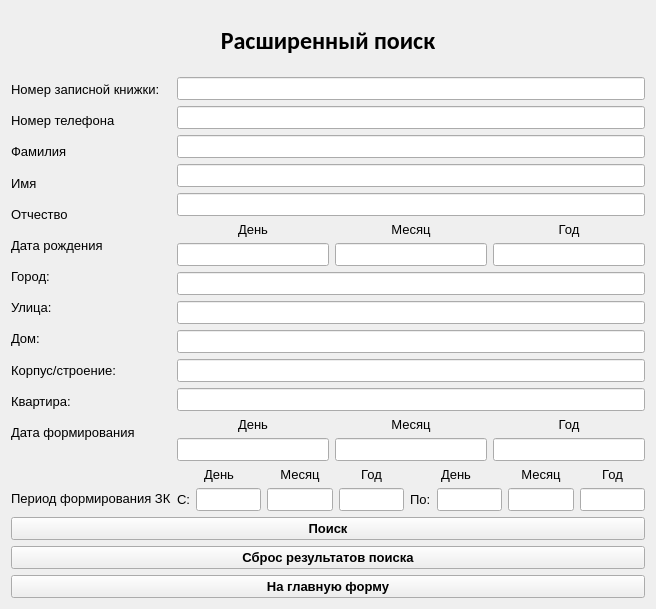
Yavlados/VKR, file search.ui: the form before one commit.
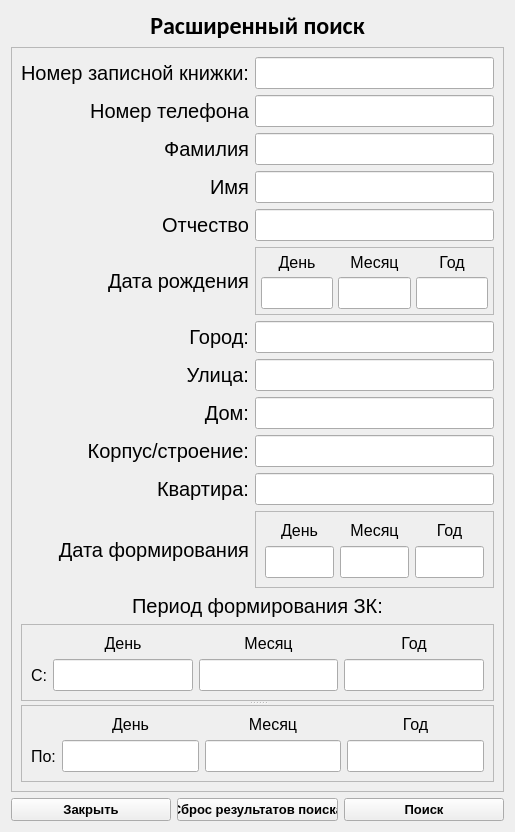
The form after the commit.

Patch:
```diff
--- a/search.ui
+++ b/search.ui
@@ -6,10 +6,16 @@
    <rect>
     <x>0</x>
     <y>0</y>
-    <width>656</width>
-    <height>609</height>
+    <width>515</width>
+    <height>804</height>
    </rect>
   </property>
+  <property name="sizePolicy">
+   <sizepolicy hsizetype="Preferred" vsizetype="Preferred">
+    <horstretch>0</horstretch>
+    <verstretch>0</verstretch>
+   </sizepolicy>
+  </property>
   <property name="font">
    <font>
     <family>Arial</family>
@@ -19,11 +25,14 @@
   <property name="windowTitle">
    <string>Поиск</string>
   </property>
-  <layout class="QVBoxLayout" name="verticalLayout_15">
-   <item>
+  <property name="autoFillBackground">
+   <bool>true</bool>
+  </property>
+  <layout class="QGridLayout" name="gridLayout_2">
+   <item row="0" column="0">
     <widget class="QLabel" name="label">
      <property name="sizePolicy">
-      <sizepolicy hsizetype="Preferred" vsizetype="Preferred">
+      <sizepolicy hsizetype="Expanding" vsizetype="Fixed">
        <horstretch>0</horstretch>
        <verstretch>0</verstretch>
       </sizepolicy>
@@ -45,350 +54,513 @@
      </property>
     </widget>
    </item>
-   <item>
-    <layout class="QHBoxLayout" name="horizontalLayout_8">
-     <item>
-      <layout class="QVBoxLayout" name="verticalLayout_2">
-       <item>
-        <widget class="QLabel" name="label_5">
-         <property name="font">
-          <font>
-           <family>Arial</family>
-           <pointsize>10</pointsize>
-          </font>
-         </property>
-         <property name="text">
-          <string>Номер записной книжки:</string>
-         </property>
-        </widget>
-       </item>
-       <item>
-        <widget class="QLabel" name="label_7">
-         <property name="text">
-          <string>Номер телефона</string>
-         </property>
-        </widget>
-       </item>
-       <item>
-        <widget class="QLabel" name="label_2">
-         <property name="font">
-          <font>
-           <family>Arial</family>
-           <pointsize>10</pointsize>
-          </font>
-         </property>
-         <property name="text">
-          <string>Фамилия      </string>
-         </property>
-        </widget>
-       </item>
-       <item>
+   <item row="1" column="0">
+    <widget class="QFrame" name="frame">
+     <property name="sizePolicy">
+      <sizepolicy hsizetype="Ignored" vsizetype="Preferred">
+       <horstretch>0</horstretch>
+       <verstretch>0</verstretch>
+      </sizepolicy>
+     </property>
+     <property name="frameShape">
+      <enum>QFrame::StyledPanel</enum>
+     </property>
+     <property name="frameShadow">
+      <enum>QFrame::Raised</enum>
+     </property>
+     <property name="lineWidth">
+      <number>1</number>
+     </property>
+     <property name="midLineWidth">
+      <number>0</number>
+     </property>
+     <layout class="QGridLayout" name="gridLayout_6">
+      <item row="3" column="0">
         <widget class="QLabel" name="label_3">
          <property name="font">
           <font>
            <family>Arial</family>
-           <pointsize>10</pointsize>
+          <pointsize>15</pointsize>
           </font>
          </property>
          <property name="text">
           <string>Имя</string>
          </property>
-        </widget>
-       </item>
-       <item>
-        <widget class="QLabel" name="label_4">
-         <property name="font">
-          <font>
-           <family>Arial</family>
-           <pointsize>10</pointsize>
-          </font>
-         </property>
-         <property name="text">
-          <string>Отчество</string>
-         </property>
-        </widget>
-       </item>
-       <item>
-        <widget class="QLabel" name="label_6">
+        <property name="alignment">
+         <set>Qt::AlignRight|Qt::AlignTrailing|Qt::AlignVCenter</set>
+        </property>
+       </widget>
+      </item>
+      <item row="9" column="1">
+       <widget class="QLineEdit" name="le_reg_corp">
+        <property name="sizePolicy">
+         <sizepolicy hsizetype="Ignored" vsizetype="Fixed">
+          <horstretch>0</horstretch>
+          <verstretch>0</verstretch>
+         </sizepolicy>
+        </property>
          <property name="font">
           <font>
-           <family>Arial</family>
-           <pointsize>10</pointsize>
-          </font>
-         </property>
-         <property name="text">
-          <string>Дата рождения</string>
-         </property>
-        </widget>
-       </item>
-       <item>
+          <pointsize>15</pointsize>
+         </font>
+        </property>
+       </widget>
+      </item>
+      <item row="6" column="0">
         <widget class="QLabel" name="label_12">
          <property name="font">
           <font>
            <family>Arial</family>
-           <pointsize>10</pointsize>
+          <pointsize>15</pointsize>
           </font>
          </property>
          <property name="text">
           <string>Город:</string>
          </property>
-        </widget>
-       </item>
-       <item>
-        <widget class="QLabel" name="label_14">
-         <property name="font">
-          <font>
-           <family>Arial</family>
-           <pointsize>10</pointsize>
-          </font>
-         </property>
-         <property name="text">
-          <string>Улица:</string>
-         </property>
-        </widget>
-       </item>
-       <item>
-        <widget class="QLabel" name="label_13">
-         <property name="font">
-          <font>
-           <family>Arial</family>
-           <pointsize>10</pointsize>
-          </font>
-         </property>
-         <property name="text">
-          <string>Дом:</string>
-         </property>
-        </widget>
-       </item>
-       <item>
-        <widget class="QLabel" name="label_15">
+        <property name="alignment">
+         <set>Qt::AlignRight|Qt::AlignTrailing|Qt::AlignVCenter</set>
+        </property>
+       </widget>
+      </item>
+      <item row="3" column="1">
+       <widget class="QLineEdit" name="le_name">
+        <property name="sizePolicy">
+         <sizepolicy hsizetype="Ignored" vsizetype="Fixed">
+          <horstretch>0</horstretch>
+          <verstretch>0</verstretch>
+         </sizepolicy>
+        </property>
          <property name="font">
           <font>
-           <family>Arial</family>
-           <pointsize>10</pointsize>
-          </font>
-         </property>
-         <property name="text">
-          <string>Корпус/строение:</string>
-         </property>
-        </widget>
-       </item>
-       <item>
-        <widget class="QLabel" name="label_16">
-         <property name="font">
-          <font>
-           <family>Arial</family>
-           <pointsize>10</pointsize>
-          </font>
-         </property>
-         <property name="text">
-          <string>Квартира:</string>
-         </property>
-        </widget>
-       </item>
-       <item>
-        <widget class="QLabel" name="label_19">
-         <property name="font">
-          <font>
-           <family>Arial</family>
-           <pointsize>10</pointsize>
-          </font>
-         </property>
-         <property name="text">
-          <string>Дата формирования</string>
-         </property>
-        </widget>
-       </item>
-       <item>
-        <spacer name="horizontalSpacer">
-         <property name="orientation">
-          <enum>Qt::Horizontal</enum>
-         </property>
-         <property name="sizeType">
-          <enum>QSizePolicy::Fixed</enum>
-         </property>
-         <property name="sizeHint" stdset="0">
-          <size>
-           <width>40</width>
-           <height>35</height>
-          </size>
-         </property>
-        </spacer>
-       </item>
-       <item>
+          <pointsize>15</pointsize>
+         </font>
+        </property>
+       </widget>
+      </item>
+      <item row="12" column="0" colspan="2">
         <widget class="QLabel" name="label_28">
+        <property name="font">
+         <font>
+          <pointsize>15</pointsize>
+         </font>
+        </property>
          <property name="text">
-          <string>Период формирования ЗК</string>
-         </property>
-        </widget>
-       </item>
-      </layout>
-     </item>
-     <item>
-      <layout class="QVBoxLayout" name="verticalLayout_9">
-       <item>
-        <widget class="QLineEdit" name="le_zk_id">
-         <property name="enabled">
-          <bool>true</bool>
-         </property>
-        </widget>
-       </item>
-       <item>
-        <widget class="QLineEdit" name="le_tel_num"/>
-       </item>
-       <item>
-        <widget class="QLineEdit" name="le_last_name"/>
-       </item>
-       <item>
-        <widget class="QLineEdit" name="le_name"/>
-       </item>
-       <item>
-        <widget class="QLineEdit" name="le_mid_name"/>
-       </item>
-       <item>
-        <layout class="QHBoxLayout" name="horizontalLayout_2">
-         <item>
-          <layout class="QVBoxLayout" name="verticalLayout_3">
-           <item>
+         <string>Период формирования ЗК:</string>
+        </property>
+        <property name="alignment">
+         <set>Qt::AlignBottom|Qt::AlignHCenter</set>
+        </property>
+       </widget>
+      </item>
+      <item row="0" column="0">
+       <widget class="QLabel" name="label_5">
+        <property name="sizePolicy">
+         <sizepolicy hsizetype="Expanding" vsizetype="Preferred">
+          <horstretch>0</horstretch>
+          <verstretch>0</verstretch>
+         </sizepolicy>
+        </property>
+        <property name="font">
+         <font>
+          <family>Arial</family>
+          <pointsize>15</pointsize>
+         </font>
+        </property>
+        <property name="text">
+         <string>Номер записной книжки:</string>
+        </property>
+        <property name="alignment">
+         <set>Qt::AlignRight|Qt::AlignTrailing|Qt::AlignVCenter</set>
+        </property>
+       </widget>
+      </item>
+      <item row="5" column="1">
+       <widget class="QFrame" name="frame_5">
+        <property name="sizePolicy">
+         <sizepolicy hsizetype="Fixed" vsizetype="Preferred">
+          <horstretch>0</horstretch>
+          <verstretch>0</verstretch>
+         </sizepolicy>
+        </property>
+        <property name="frameShape">
+         <enum>QFrame::StyledPanel</enum>
+        </property>
+        <property name="frameShadow">
+         <enum>QFrame::Raised</enum>
+        </property>
+        <layout class="QGridLayout" name="gridLayout_5">
+         <property name="leftMargin">
+          <number>5</number>
+         </property>
+         <property name="topMargin">
+          <number>5</number>
+         </property>
+         <property name="rightMargin">
+          <number>5</number>
+         </property>
+         <property name="bottomMargin">
+          <number>5</number>
+         </property>
+         <property name="spacing">
+          <number>5</number>
+         </property>
+         <item row="1" column="2">
+          <widget class="QLineEdit" name="le_birth_year">
+           <property name="font">
+            <font>
+             <pointsize>15</pointsize>
+            </font>
+           </property>
+          </widget>
+         </item>
+         <item row="1" column="0">
+          <widget class="QLineEdit" name="le_birth_day">
+           <property name="font">
+            <font>
+             <pointsize>15</pointsize>
+            </font>
+           </property>
+          </widget>
+         </item>
+         <item row="1" column="1">
+          <widget class="QLineEdit" name="le_birth_month">
+           <property name="font">
+            <font>
+             <pointsize>15</pointsize>
+            </font>
+           </property>
+          </widget>
+         </item>
+         <item row="0" column="0">
             <widget class="QLabel" name="label_8">
+           <property name="sizePolicy">
+            <sizepolicy hsizetype="Expanding" vsizetype="Preferred">
+             <horstretch>0</horstretch>
+             <verstretch>0</verstretch>
+            </sizepolicy>
+           </property>
+           <property name="font">
+            <font>
+             <pointsize>12</pointsize>
+            </font>
+           </property>
              <property name="text">
               <string>День</string>
              </property>
              <property name="alignment">
-              <set>Qt::AlignCenter</set>
+            <set>Qt::AlignBottom|Qt::AlignHCenter</set>
              </property>
             </widget>
            </item>
-           <item>
-            <widget class="QLineEdit" name="le_birth_day"/>
-           </item>
-          </layout>
-         </item>
-         <item>
-          <layout class="QVBoxLayout" name="verticalLayout_4">
-           <item>
+         <item row="0" column="1">
             <widget class="QLabel" name="label_9">
+           <property name="sizePolicy">
+            <sizepolicy hsizetype="Expanding" vsizetype="Preferred">
+             <horstretch>0</horstretch>
+             <verstretch>0</verstretch>
+            </sizepolicy>
+           </property>
+           <property name="font">
+            <font>
+             <pointsize>12</pointsize>
+            </font>
+           </property>
              <property name="text">
               <string>Месяц</string>
              </property>
              <property name="alignment">
-              <set>Qt::AlignCenter</set>
+            <set>Qt::AlignBottom|Qt::AlignHCenter</set>
              </property>
             </widget>
            </item>
-           <item>
-            <widget class="QLineEdit" name="le_birth_month"/>
-           </item>
-          </layout>
-         </item>
-         <item>
-          <layout class="QVBoxLayout" name="verticalLayout_5">
-           <item>
+         <item row="0" column="2">
             <widget class="QLabel" name="label_10">
+           <property name="sizePolicy">
+            <sizepolicy hsizetype="Expanding" vsizetype="Preferred">
+             <horstretch>0</horstretch>
+             <verstretch>0</verstretch>
+            </sizepolicy>
+           </property>
+           <property name="font">
+            <font>
+             <pointsize>12</pointsize>
+            </font>
+           </property>
              <property name="text">
               <string>Год</string>
              </property>
              <property name="alignment">
-              <set>Qt::AlignCenter</set>
+            <set>Qt::AlignBottom|Qt::AlignHCenter</set>
              </property>
             </widget>
            </item>
-           <item>
-            <widget class="QLineEdit" name="le_birth_year"/>
-           </item>
-          </layout>
-         </item>
-        </layout>
-       </item>
-       <item>
-        <widget class="QLineEdit" name="le_reg_city"/>
-       </item>
-       <item>
-        <widget class="QLineEdit" name="le_reg_street"/>
-       </item>
-       <item>
-        <widget class="QLineEdit" name="le_reg_house"/>
-       </item>
-       <item>
-        <widget class="QLineEdit" name="le_reg_corp"/>
-       </item>
-       <item>
-        <widget class="QLineEdit" name="le_reg_flat"/>
-       </item>
-       <item>
-        <layout class="QHBoxLayout" name="horizontalLayout_3">
-         <item>
-          <layout class="QVBoxLayout" name="verticalLayout_6">
-           <item>
-            <widget class="QLabel" name="label_11">
+        </layout>
+       </widget>
+      </item>
+      <item row="5" column="0">
+       <widget class="QLabel" name="label_6">
+        <property name="font">
+         <font>
+          <family>Arial</family>
+          <pointsize>15</pointsize>
+         </font>
+        </property>
              <property name="text">
-              <string>День</string>
+         <string>Дата рождения</string>
              </property>
              <property name="alignment">
-              <set>Qt::AlignCenter</set>
+         <set>Qt::AlignRight|Qt::AlignTrailing|Qt::AlignVCenter</set>
              </property>
             </widget>
            </item>
-           <item>
-            <widget class="QLineEdit" name="le_form_day"/>
-           </item>
-          </layout>
-         </item>
-         <item>
-          <layout class="QVBoxLayout" name="verticalLayout_7">
-           <item>
-            <widget class="QLabel" name="label_17">
+      <item row="0" column="1">
+       <widget class="QLineEdit" name="le_zk_id">
+        <property name="enabled">
+         <bool>true</bool>
+        </property>
+        <property name="sizePolicy">
+         <sizepolicy hsizetype="Ignored" vsizetype="Fixed">
+          <horstretch>0</horstretch>
+          <verstretch>0</verstretch>
+         </sizepolicy>
+        </property>
+        <property name="font">
+         <font>
+          <pointsize>15</pointsize>
+         </font>
+        </property>
+       </widget>
+      </item>
+      <item row="2" column="0">
+       <widget class="QLabel" name="label_2">
+        <property name="font">
+         <font>
+          <family>Arial</family>
+          <pointsize>15</pointsize>
+         </font>
+        </property>
              <property name="text">
-              <string>Месяц</string>
+         <string>Фамилия</string>
              </property>
              <property name="alignment">
-              <set>Qt::AlignCenter</set>
+         <set>Qt::AlignRight|Qt::AlignTrailing|Qt::AlignVCenter</set>
              </property>
             </widget>
            </item>
-           <item>
-            <widget class="QLineEdit" name="le_form_month"/>
-           </item>
-          </layout>
+      <item row="11" column="1">
+       <widget class="QFrame" name="frame_4">
+        <property name="sizePolicy">
+         <sizepolicy hsizetype="Fixed" vsizetype="Preferred">
+          <horstretch>0</horstretch>
+          <verstretch>0</verstretch>
+         </sizepolicy>
+        </property>
+        <property name="frameShape">
+         <enum>QFrame::StyledPanel</enum>
+        </property>
+        <property name="frameShadow">
+         <enum>QFrame::Raised</enum>
+        </property>
+        <layout class="QGridLayout" name="gridLayout_4">
+         <item row="1" column="0">
+          <widget class="QLineEdit" name="le_form_day">
+           <property name="font">
+            <font>
+             <pointsize>15</pointsize>
+            </font>
+           </property>
+          </widget>
+         </item>
+         <item row="1" column="2">
+          <widget class="QLineEdit" name="le_form_year">
+           <property name="font">
+            <font>
+             <pointsize>15</pointsize>
+            </font>
+           </property>
+          </widget>
          </item>
-         <item>
-          <layout class="QVBoxLayout" name="verticalLayout_8">
-           <item>
+         <item row="1" column="1">
+          <widget class="QLineEdit" name="le_form_month">
+           <property name="font">
+            <font>
+             <pointsize>15</pointsize>
+            </font>
+           </property>
+          </widget>
+         </item>
+         <item row="0" column="2">
             <widget class="QLabel" name="label_18">
+           <property name="sizePolicy">
+            <sizepolicy hsizetype="Expanding" vsizetype="Preferred">
+             <horstretch>0</horstretch>
+             <verstretch>0</verstretch>
+            </sizepolicy>
+           </property>
+           <property name="font">
+            <font>
+             <pointsize>12</pointsize>
+            </font>
+           </property>
              <property name="text">
               <string>Год</string>
              </property>
              <property name="alignment">
-              <set>Qt::AlignCenter</set>
+            <set>Qt::AlignBottom|Qt::AlignHCenter</set>
              </property>
             </widget>
            </item>
-           <item>
-            <widget class="QLineEdit" name="le_form_year"/>
-           </item>
-          </layout>
-         </item>
-        </layout>
-       </item>
-       <item>
-        <layout class="QHBoxLayout" name="horizontalLayout_7">
-         <item>
-          <layout class="QHBoxLayout" name="horizontalLayout_4">
-           <item>
-            <layout class="QVBoxLayout" name="verticalLayout">
-             <item>
-              <widget class="QLabel" name="label_20">
+         <item row="0" column="1">
+          <widget class="QLabel" name="label_17">
+           <property name="sizePolicy">
+            <sizepolicy hsizetype="Expanding" vsizetype="Preferred">
+             <horstretch>0</horstretch>
+             <verstretch>0</verstretch>
+            </sizepolicy>
+           </property>
+           <property name="font">
+            <font>
+             <pointsize>12</pointsize>
+            </font>
+           </property>
+           <property name="text">
+            <string>Месяц</string>
+           </property>
+           <property name="alignment">
+            <set>Qt::AlignBottom|Qt::AlignHCenter</set>
+           </property>
+          </widget>
+         </item>
+         <item row="0" column="0">
+          <widget class="QLabel" name="label_11">
+           <property name="sizePolicy">
+            <sizepolicy hsizetype="Expanding" vsizetype="Preferred">
+             <horstretch>0</horstretch>
+             <verstretch>0</verstretch>
+            </sizepolicy>
+           </property>
+           <property name="font">
+            <font>
+             <pointsize>12</pointsize>
+            </font>
+           </property>
                <property name="text">
                 <string>День</string>
                </property>
                <property name="alignment">
-                <set>Qt::AlignCenter</set>
+            <set>Qt::AlignBottom|Qt::AlignHCenter</set>
                </property>
               </widget>
              </item>
-             <item>
-              <layout class="QHBoxLayout" name="horizontalLayout">
-               <item>
+        </layout>
+       </widget>
+      </item>
+      <item row="9" column="0">
+       <widget class="QLabel" name="label_15">
+        <property name="font">
+         <font>
+          <family>Arial</family>
+          <pointsize>15</pointsize>
+         </font>
+        </property>
+        <property name="text">
+         <string>Корпус/строение:</string>
+        </property>
+        <property name="alignment">
+         <set>Qt::AlignRight|Qt::AlignTrailing|Qt::AlignVCenter</set>
+        </property>
+       </widget>
+      </item>
+      <item row="8" column="0">
+       <widget class="QLabel" name="label_13">
+        <property name="font">
+         <font>
+          <family>Arial</family>
+          <pointsize>15</pointsize>
+         </font>
+        </property>
+        <property name="text">
+         <string>Дом:</string>
+        </property>
+        <property name="alignment">
+         <set>Qt::AlignRight|Qt::AlignTrailing|Qt::AlignVCenter</set>
+        </property>
+       </widget>
+      </item>
+      <item row="4" column="1">
+       <widget class="QLineEdit" name="le_mid_name">
+        <property name="sizePolicy">
+         <sizepolicy hsizetype="Ignored" vsizetype="Fixed">
+          <horstretch>0</horstretch>
+          <verstretch>0</verstretch>
+         </sizepolicy>
+        </property>
+        <property name="font">
+         <font>
+          <pointsize>15</pointsize>
+         </font>
+        </property>
+       </widget>
+      </item>
+      <item row="13" column="0" colspan="2">
+       <widget class="QSplitter" name="splitter">
+        <property name="sizePolicy">
+         <sizepolicy hsizetype="Ignored" vsizetype="Expanding">
+          <horstretch>0</horstretch>
+          <verstretch>0</verstretch>
+         </sizepolicy>
+        </property>
+        <property name="orientation">
+         <enum>Qt::Vertical</enum>
+        </property>
+        <widget class="QFrame" name="frame_2">
+         <property name="sizePolicy">
+          <sizepolicy hsizetype="Ignored" vsizetype="Fixed">
+           <horstretch>0</horstretch>
+           <verstretch>0</verstretch>
+          </sizepolicy>
+         </property>
+         <property name="frameShape">
+          <enum>QFrame::StyledPanel</enum>
+         </property>
+         <property name="frameShadow">
+          <enum>QFrame::Raised</enum>
+         </property>
+         <layout class="QGridLayout" name="gridLayout">
+          <item row="1" column="3">
+           <widget class="QLineEdit" name="le_year_from">
+            <property name="font">
+             <font>
+              <pointsize>15</pointsize>
+             </font>
+            </property>
+           </widget>
+          </item>
+          <item row="0" column="2">
+           <widget class="QLabel" name="label_21">
+            <property name="font">
+             <font>
+              <pointsize>12</pointsize>
+             </font>
+            </property>
+            <property name="text">
+             <string>Месяц</string>
+            </property>
+            <property name="alignment">
+             <set>Qt::AlignBottom|Qt::AlignHCenter</set>
+            </property>
+           </widget>
+          </item>
+          <item row="1" column="2">
+           <widget class="QLineEdit" name="le_month_from">
+            <property name="font">
+             <font>
+              <pointsize>15</pointsize>
+             </font>
+            </property>
+           </widget>
+          </item>
+          <item row="1" column="0">
                 <widget class="QLabel" name="label_26">
                  <property name="sizePolicy">
                   <sizepolicy hsizetype="Preferred" vsizetype="Minimum">
@@ -396,38 +568,41 @@
                    <verstretch>0</verstretch>
                   </sizepolicy>
                  </property>
+            <property name="font">
+             <font>
+              <pointsize>12</pointsize>
+             </font>
+            </property>
                  <property name="text">
                   <string>С:</string>
                  </property>
                 </widget>
                </item>
-               <item>
-                <widget class="QLineEdit" name="le_period_from_day"/>
-               </item>
-              </layout>
-             </item>
-            </layout>
-           </item>
-           <item>
-            <layout class="QVBoxLayout" name="verticalLayout_10">
-             <item>
-              <widget class="QLabel" name="label_21">
+          <item row="0" column="1">
+           <widget class="QLabel" name="label_20">
+            <property name="font">
+             <font>
+              <pointsize>12</pointsize>
+             </font>
+            </property>
                <property name="text">
-                <string>Месяц</string>
+             <string>День</string>
                </property>
                <property name="alignment">
-                <set>Qt::AlignCenter</set>
+             <set>Qt::AlignBottom|Qt::AlignHCenter</set>
                </property>
               </widget>
              </item>
-             <item>
-              <widget class="QLineEdit" name="le_period_from_month"/>
-             </item>
-            </layout>
-           </item>
-           <item>
-            <layout class="QVBoxLayout" name="verticalLayout_11">
-             <item>
+          <item row="1" column="1">
+           <widget class="QLineEdit" name="le_day_from">
+            <property name="font">
+             <font>
+              <pointsize>15</pointsize>
+             </font>
+            </property>
+           </widget>
+          </item>
+          <item row="0" column="3">
               <widget class="QLabel" name="label_22">
                <property name="sizePolicy">
                 <sizepolicy hsizetype="Preferred" vsizetype="Minimum">
@@ -435,109 +610,331 @@
                  <verstretch>0</verstretch>
                 </sizepolicy>
                </property>
+            <property name="font">
+             <font>
+              <pointsize>12</pointsize>
+             </font>
+            </property>
                <property name="text">
                 <string>Год</string>
                </property>
                <property name="alignment">
-                <set>Qt::AlignCenter</set>
+             <set>Qt::AlignBottom|Qt::AlignHCenter</set>
                </property>
               </widget>
              </item>
-             <item>
-              <widget class="QLineEdit" name="le_period_from_year"/>
-             </item>
-            </layout>
-           </item>
-          </layout>
-         </item>
-         <item>
-          <layout class="QHBoxLayout" name="horizontalLayout_6">
-           <item>
-            <layout class="QVBoxLayout" name="verticalLayout_12">
-             <item>
+         </layout>
+        </widget>
+        <widget class="QFrame" name="frame_3">
+         <property name="sizePolicy">
+          <sizepolicy hsizetype="Ignored" vsizetype="Fixed">
+           <horstretch>0</horstretch>
+           <verstretch>0</verstretch>
+          </sizepolicy>
+         </property>
+         <property name="frameShape">
+          <enum>QFrame::StyledPanel</enum>
+         </property>
+         <property name="frameShadow">
+          <enum>QFrame::Raised</enum>
+         </property>
+         <layout class="QGridLayout" name="gridLayout_3">
+          <item row="0" column="1">
               <widget class="QLabel" name="label_23">
+            <property name="font">
+             <font>
+              <pointsize>12</pointsize>
+             </font>
+            </property>
                <property name="text">
                 <string>День</string>
                </property>
                <property name="alignment">
-                <set>Qt::AlignCenter</set>
+             <set>Qt::AlignBottom|Qt::AlignHCenter</set>
                </property>
               </widget>
              </item>
-             <item>
-              <layout class="QHBoxLayout" name="horizontalLayout_5">
-               <item>
+          <item row="1" column="0">
                 <widget class="QLabel" name="label_27">
+            <property name="font">
+             <font>
+              <pointsize>12</pointsize>
+             </font>
+            </property>
                  <property name="text">
                   <string>По:</string>
                  </property>
                 </widget>
                </item>
-               <item>
-                <widget class="QLineEdit" name="le_period_to_day"/>
-               </item>
-              </layout>
-             </item>
-            </layout>
-           </item>
-           <item>
-            <layout class="QVBoxLayout" name="verticalLayout_13">
-             <item>
-              <widget class="QLabel" name="label_24">
-               <property name="text">
-                <string>Месяц</string>
-               </property>
-               <property name="alignment">
-                <set>Qt::AlignCenter</set>
-               </property>
-              </widget>
-             </item>
-             <item>
-              <widget class="QLineEdit" name="le_period_to_month"/>
-             </item>
-            </layout>
-           </item>
-           <item>
-            <layout class="QVBoxLayout" name="verticalLayout_14">
-             <item>
+          <item row="0" column="3">
               <widget class="QLabel" name="label_25">
+            <property name="font">
+             <font>
+              <pointsize>12</pointsize>
+             </font>
+            </property>
                <property name="text">
                 <string>Год</string>
                </property>
                <property name="alignment">
-                <set>Qt::AlignCenter</set>
+             <set>Qt::AlignBottom|Qt::AlignHCenter</set>
                </property>
               </widget>
              </item>
-             <item>
-              <widget class="QLineEdit" name="le_period_to_year"/>
-             </item>
-            </layout>
-           </item>
-          </layout>
-         </item>
-        </layout>
-       </item>
-      </layout>
-     </item>
-    </layout>
+          <item row="1" column="2">
+           <widget class="QLineEdit" name="le_month_to">
+            <property name="font">
+             <font>
+              <pointsize>15</pointsize>
+             </font>
+            </property>
+           </widget>
+          </item>
+          <item row="1" column="3">
+           <widget class="QLineEdit" name="le_year_to">
+            <property name="font">
+             <font>
+              <pointsize>15</pointsize>
+             </font>
+            </property>
+           </widget>
+          </item>
+          <item row="1" column="1">
+           <widget class="QLineEdit" name="le_day_to">
+            <property name="font">
+             <font>
+              <pointsize>15</pointsize>
+             </font>
+            </property>
+           </widget>
+          </item>
+          <item row="0" column="2">
+           <widget class="QLabel" name="label_24">
+            <property name="font">
+             <font>
+              <pointsize>12</pointsize>
+             </font>
+            </property>
+            <property name="text">
+             <string>Месяц</string>
+            </property>
+            <property name="alignment">
+             <set>Qt::AlignBottom|Qt::AlignHCenter</set>
+            </property>
+           </widget>
+          </item>
+         </layout>
+        </widget>
+       </widget>
+      </item>
+      <item row="7" column="0">
+       <widget class="QLabel" name="label_14">
+        <property name="font">
+         <font>
+          <family>Arial</family>
+          <pointsize>15</pointsize>
+         </font>
+        </property>
+        <property name="text">
+         <string>Улица:</string>
+        </property>
+        <property name="alignment">
+         <set>Qt::AlignRight|Qt::AlignTrailing|Qt::AlignVCenter</set>
+        </property>
+       </widget>
+      </item>
+      <item row="1" column="1">
+       <widget class="QLineEdit" name="le_tel_num">
+        <property name="sizePolicy">
+         <sizepolicy hsizetype="Ignored" vsizetype="Fixed">
+          <horstretch>0</horstretch>
+          <verstretch>0</verstretch>
+         </sizepolicy>
+        </property>
+        <property name="font">
+         <font>
+          <pointsize>15</pointsize>
+         </font>
+        </property>
+       </widget>
+      </item>
+      <item row="11" column="0">
+       <widget class="QLabel" name="label_19">
+        <property name="font">
+         <font>
+          <family>Arial</family>
+          <pointsize>15</pointsize>
+         </font>
+        </property>
+        <property name="text">
+         <string>Дата формирования</string>
+        </property>
+        <property name="alignment">
+         <set>Qt::AlignRight|Qt::AlignTrailing|Qt::AlignVCenter</set>
+        </property>
+       </widget>
+      </item>
+      <item row="4" column="0">
+       <widget class="QLabel" name="label_4">
+        <property name="font">
+         <font>
+          <family>Arial</family>
+          <pointsize>15</pointsize>
+         </font>
+        </property>
+        <property name="text">
+         <string>Отчество</string>
+        </property>
+        <property name="alignment">
+         <set>Qt::AlignRight|Qt::AlignTrailing|Qt::AlignVCenter</set>
+        </property>
+       </widget>
+      </item>
+      <item row="8" column="1">
+       <widget class="QLineEdit" name="le_reg_house">
+        <property name="sizePolicy">
+         <sizepolicy hsizetype="Ignored" vsizetype="Fixed">
+          <horstretch>0</horstretch>
+          <verstretch>0</verstretch>
+         </sizepolicy>
+        </property>
+        <property name="font">
+         <font>
+          <pointsize>15</pointsize>
+         </font>
+        </property>
+       </widget>
+      </item>
+      <item row="1" column="0">
+       <widget class="QLabel" name="label_7">
+        <property name="font">
+         <font>
+          <pointsize>15</pointsize>
+         </font>
+        </property>
+        <property name="text">
+         <string>Номер телефона</string>
+        </property>
+        <property name="alignment">
+         <set>Qt::AlignRight|Qt::AlignTrailing|Qt::AlignVCenter</set>
+        </property>
+       </widget>
+      </item>
+      <item row="10" column="0">
+       <widget class="QLabel" name="label_16">
+        <property name="font">
+         <font>
+          <family>Arial</family>
+          <pointsize>15</pointsize>
+         </font>
+        </property>
+        <property name="text">
+         <string>Квартира:</string>
+        </property>
+        <property name="alignment">
+         <set>Qt::AlignRight|Qt::AlignTrailing|Qt::AlignVCenter</set>
+        </property>
+       </widget>
+      </item>
+      <item row="6" column="1">
+       <widget class="QLineEdit" name="le_reg_city">
+        <property name="sizePolicy">
+         <sizepolicy hsizetype="Ignored" vsizetype="Fixed">
+          <horstretch>0</horstretch>
+          <verstretch>0</verstretch>
+         </sizepolicy>
+        </property>
+        <property name="font">
+         <font>
+          <pointsize>15</pointsize>
+         </font>
+        </property>
+       </widget>
+      </item>
+      <item row="7" column="1">
+       <widget class="QLineEdit" name="le_reg_street">
+        <property name="sizePolicy">
+         <sizepolicy hsizetype="Ignored" vsizetype="Fixed">
+          <horstretch>0</horstretch>
+          <verstretch>0</verstretch>
+         </sizepolicy>
+        </property>
+        <property name="font">
+         <font>
+          <pointsize>15</pointsize>
+         </font>
+        </property>
+       </widget>
+      </item>
+      <item row="2" column="1">
+       <widget class="QLineEdit" name="le_last_name">
+        <property name="sizePolicy">
+         <sizepolicy hsizetype="Ignored" vsizetype="Fixed">
+          <horstretch>0</horstretch>
+          <verstretch>0</verstretch>
+         </sizepolicy>
+        </property>
+        <property name="font">
+         <font>
+          <pointsize>15</pointsize>
+         </font>
+        </property>
+       </widget>
+      </item>
+      <item row="10" column="1">
+       <widget class="QLineEdit" name="le_reg_flat">
+        <property name="font">
+         <font>
+          <pointsize>15</pointsize>
+         </font>
+        </property>
+       </widget>
+      </item>
+      <item row="14" column="0" colspan="2">
+       <spacer name="verticalSpacer">
+        <property name="orientation">
+         <enum>Qt::Vertical</enum>
+        </property>
+        <property name="sizeHint" stdset="0">
+         <size>
+          <width>20</width>
+          <height>40</height>
+         </size>
+        </property>
+       </spacer>
+      </item>
+     </layout>
+    </widget>
    </item>
+   <item row="2" column="0">
+    <layout class="QHBoxLayout" name="horizontalLayout">
    <item>
-    <widget class="QPushButton" name="pb_search">
+      <widget class="QPushButton" name="pb_back_tomain">
+       <property name="sizePolicy">
+        <sizepolicy hsizetype="Ignored" vsizetype="Fixed">
+         <horstretch>0</horstretch>
+         <verstretch>0</verstretch>
+        </sizepolicy>
+       </property>
      <property name="font">
       <font>
-       <pointsize>10</pointsize>
        <weight>75</weight>
        <bold>true</bold>
       </font>
      </property>
      <property name="text">
-      <string>Поиск</string>
+        <string>Закрыть</string>
      </property>
     </widget>
    </item>
    <item>
     <widget class="QPushButton" name="pushButton">
+       <property name="sizePolicy">
+        <sizepolicy hsizetype="Ignored" vsizetype="Fixed">
+         <horstretch>0</horstretch>
+         <verstretch>0</verstretch>
+        </sizepolicy>
+       </property>
      <property name="font">
       <font>
        <weight>75</weight>
@@ -550,17 +947,26 @@
     </widget>
    </item>
    <item>
-    <widget class="QPushButton" name="pb_back_tomain">
+      <widget class="QPushButton" name="pb_search">
+       <property name="sizePolicy">
+        <sizepolicy hsizetype="Ignored" vsizetype="Fixed">
+         <horstretch>0</horstretch>
+         <verstretch>0</verstretch>
+        </sizepolicy>
+       </property>
      <property name="font">
       <font>
+         <pointsize>10</pointsize>
        <weight>75</weight>
        <bold>true</bold>
       </font>
      </property>
      <property name="text">
-      <string>На главную форму</string>
-     </property>
-    </widget>
+        <string>Поиск</string>
+       </property>
+      </widget>
+     </item>
+    </layout>
    </item>
   </layout>
  </widget>
```
Lines whose indentation alone changed are shown as unchanged.
